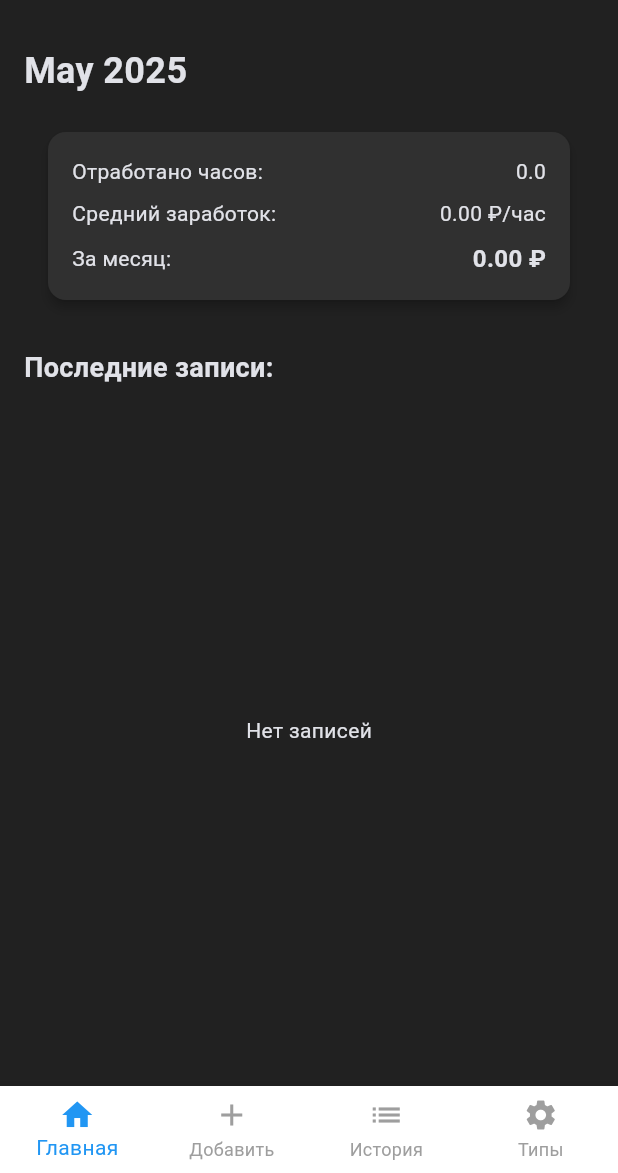
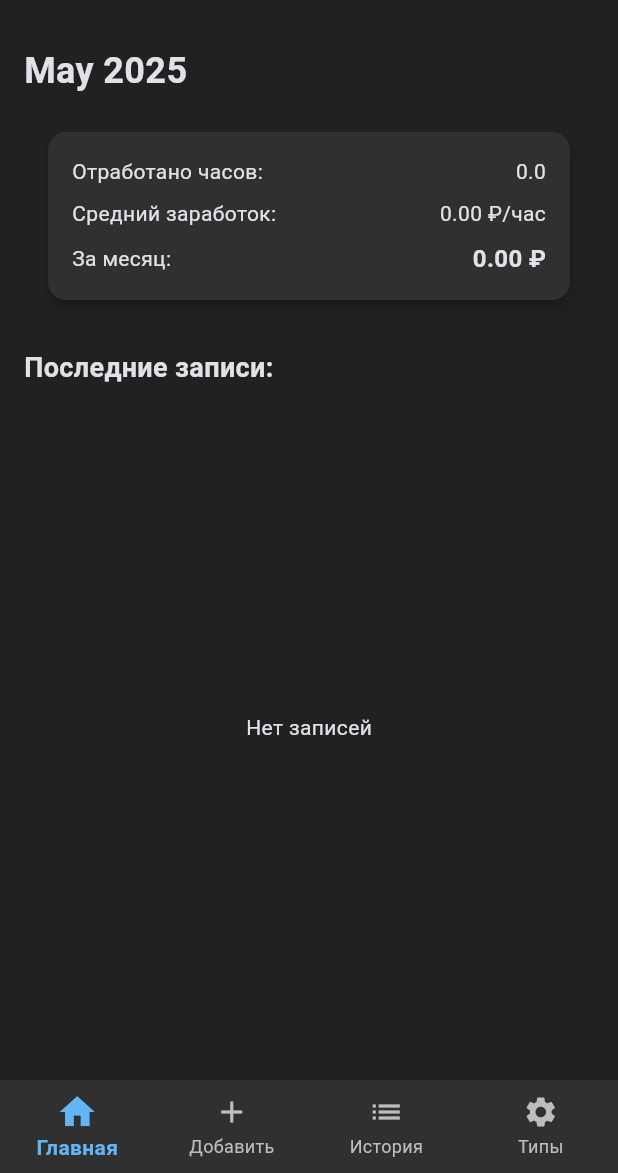
Before and after one commit to VAV81/flut, a Flutter app: the screen it shows after launch, after a tap on the "dark mode" icon, on a phone screen of 412 x 824 dp, the part 63-1236 px from its top. Run offline on Flutter 3.47's test engine with Material 3 defaults, Android fonts, the phone set to English and light mode, and no system bars; our stand-ins replace hive, hive_flutter, table_calendar; accounts and stored records are empty.

Commit message:
лучшение темы и навигации
- прощен BottomNavigationBar в home_screen (использует настройки темы по умолчанию)
- лучшены настройки темы в app_theme:
  * азные размеры иконок для выбранных/невыбранных элементов
  * ирный шрифт для выбранных элементов
  * лучшенные цвета для контраста
  * диное значение elevation
  * Согласованные стили между темами

```diff
--- a/lib/screens/home_screen.dart
+++ b/lib/screens/home_screen.dart
@@ -51,10 +51,6 @@ class _HomeScreenState extends State<HomeScreen> {
           BottomNavigationBarItem(icon: Icon(Icons.list), label: 'История'),
           BottomNavigationBarItem(icon: Icon(Icons.settings), label: 'Типы'),
         ],
-        selectedItemColor: Colors.blue,
-        unselectedItemColor: Colors.grey,
-        backgroundColor: Colors.white,
-        type: BottomNavigationBarType.fixed,
       ),
     );
   }
--- a/lib/theme/app_theme.dart
+++ b/lib/theme/app_theme.dart
@@ -11,11 +11,14 @@ ThemeData getLightTheme() {
       foregroundColor: Colors.black,
       elevation: 0,
     ),
-    bottomNavigationBarTheme: const BottomNavigationBarThemeData(
+    bottomNavigationBarTheme: BottomNavigationBarThemeData(
       backgroundColor: Colors.white,
       selectedItemColor: Colors.blue,
-      unselectedItemColor: Colors.grey,
-      elevation: 10,
+      unselectedItemColor: Colors.grey[600],
+      selectedIconTheme: const IconThemeData(size: 28),
+      unselectedIconTheme: const IconThemeData(size: 24),
+      selectedLabelStyle: const TextStyle(fontWeight: FontWeight.bold),
+      elevation: 8,
       type: BottomNavigationBarType.fixed,
     ),
     inputDecorationTheme: InputDecorationTheme(
@@ -45,7 +48,10 @@ ThemeData getDarkTheme() {
       backgroundColor: Colors.grey[850],
       selectedItemColor: Colors.blue[300],
       unselectedItemColor: Colors.grey[400],
-      elevation: 10,
+      selectedIconTheme: const IconThemeData(size: 28),
+      unselectedIconTheme: const IconThemeData(size: 24),
+      selectedLabelStyle: const TextStyle(fontWeight: FontWeight.bold),
+      elevation: 8,
       type: BottomNavigationBarType.fixed,
     ),
     inputDecorationTheme: const InputDecorationTheme(
```
